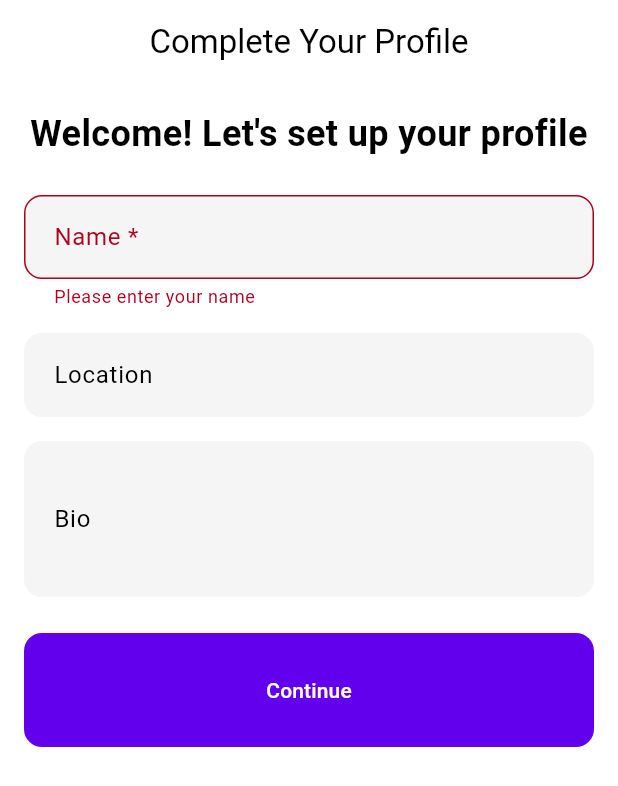
After one commit to ionescueduard/meow, a Flutter app: the ProfileSetupScreen screen opened by its route, after a tap on "Continue", on a phone screen of 412 x 824 dp. The commit adds this screen. Shown: the top 786 px of the screen. Run offline on Flutter 3.47's test engine with Material 3 defaults, Android fonts, the phone set to English and light mode, and no system bars; our stand-ins replace cached_network_image, cloud_firestore, firebase_auth, firebase_core, firebase_messaging, firebase_storage and 5 more; missing offline and left inert: firebase_ui_auth, firebase_ui_oauth_google; accounts and stored records are empty; network calls fail.

Commit message:
Show Profile setup after first account registration

```diff
--- /dev/null
+++ b/lib/screens/auth/profile_setup_screen.dart
@@ -0,0 +1,136 @@
+import 'package:flutter/material.dart';
+import 'package:provider/provider.dart';
+import '../../models/user_model.dart';
+import '../../services/firestore_service.dart';
+import '../../services/auth_service.dart';
+
+class ProfileSetupScreen extends StatefulWidget {
+  static const routeName = '/profile-setup';
+
+  const ProfileSetupScreen({Key? key}) : super(key: key);
+
+  @override
+  State<ProfileSetupScreen> createState() => _ProfileSetupScreenState();
+}
+
+class _ProfileSetupScreenState extends State<ProfileSetupScreen> {
+  final _formKey = GlobalKey<FormState>();
+  final _nameController = TextEditingController();
+  final _bioController = TextEditingController();
+  final _locationController = TextEditingController();
+
+  bool _isLoading = false;
+
+  Future<void> _saveProfile() async {
+    if (!_formKey.currentState!.validate()) return;
+
+    setState(() => _isLoading = true);
+
+    try {
+      final authService = context.read<AuthService>();
+      final firestoreService = context.read<FirestoreService>();
+      final user = authService.currentUser;
+
+      if (user != null) {
+        final userModel = UserModel(
+          id: user.uid,
+          email: user.email!,
+          name: _nameController.text.trim(),
+          bio: _bioController.text.trim(),
+          location: _locationController.text.trim(),
+        );
+
+        await firestoreService.saveUser(userModel);
+        if (mounted) {
+          Navigator.pushReplacementNamed(context, '/home');
+        }
+      }
+    } catch (e) {
+      if (mounted) {
+        ScaffoldMessenger.of(context).showSnackBar(
+          SnackBar(content: Text('Error saving profile: ${e.toString()}')),
+        );
+      }
+    } finally {
+      if (mounted) {
+        setState(() => _isLoading = false);
+      }
+    }
+  }
+
+  @override
+  Widget build(BuildContext context) {
+    return Scaffold(
+      appBar: AppBar(
+        title: const Text('Complete Your Profile'),
+        automaticallyImplyLeading: false,
+      ),
+      body: SingleChildScrollView(
+        padding: const EdgeInsets.all(16.0),
+        child: Form(
+          key: _formKey,
+          child: Column(
+            crossAxisAlignment: CrossAxisAlignment.stretch,
+            children: [
+              const Text(
+                'Welcome! Let\'s set up your profile',
+                style: TextStyle(fontSize: 24, fontWeight: FontWeight.bold),
+                textAlign: TextAlign.center,
+              ),
+              const SizedBox(height: 24),
+              TextFormField(
+                controller: _nameController,
+                decoration: const InputDecoration(
+                  labelText: 'Name *',
+                  border: OutlineInputBorder(),
+                ),
+                validator: (value) {
+                  if (value == null || value.trim().isEmpty) {
+                    return 'Please enter your name';
+                  }
+                  return null;
+                },
+              ),
+              const SizedBox(height: 16),
+              TextFormField(
+                controller: _locationController,
+                decoration: const InputDecoration(
+                  labelText: 'Location',
+                  border: OutlineInputBorder(),
+                ),
+              ),
+              const SizedBox(height: 16),
+              TextFormField(
+                controller: _bioController,
+                decoration: const InputDecoration(
+                  labelText: 'Bio',
+                  border: OutlineInputBorder(),
+                  hintText: 'Tell us about yourself and your cats...',
+                ),
+                maxLines: 3,
+              ),
+              const SizedBox(height: 24),
+              ElevatedButton(
+                onPressed: _isLoading ? null : _saveProfile,
+                child: Padding(
+                  padding: const EdgeInsets.all(16.0),
+                  child: _isLoading
+                      ? const CircularProgressIndicator()
+                      : const Text('Continue'),
+                ),
+              ),
+            ],
+          ),
+        ),
+      ),
+    );
+  }
+
+  @override
+  void dispose() {
+    _nameController.dispose();
+    _bioController.dispose();
+    _locationController.dispose();
+    super.dispose();
+  }
+}
```
Also changed, not shown: lib/main.dart (+26 -2 lines), lib/screens/auth/login_screen.dart (+25 -2 lines), lib/services/auth_service.dart (+22 -3 lines).
